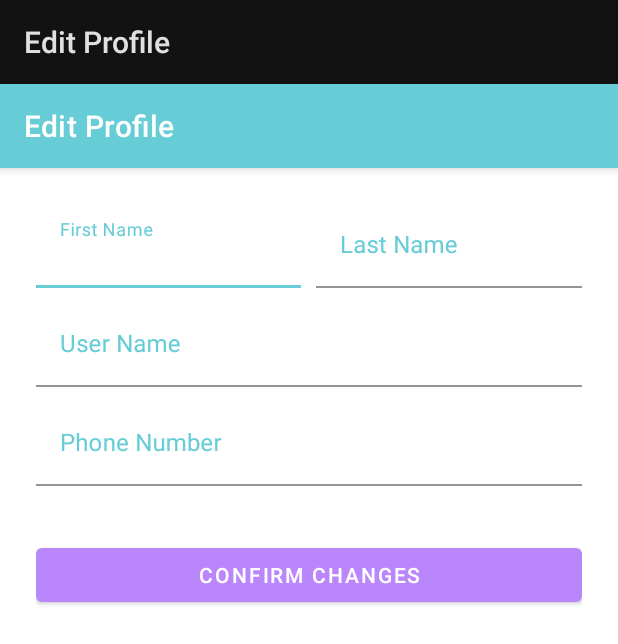
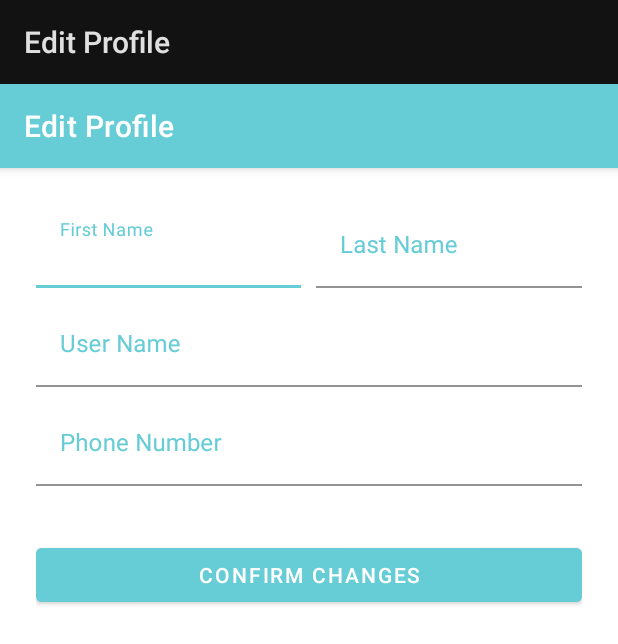
Before and after one commit to sharyar/ZoomWroom, an Android app: the EditUserProfileActivity screen opened directly, with no data from a screen before it, on a phone screen of 412 x 824 dp. Shown: the top 644 px of the screen. Run offline under Robolectric (Android 15) with nearby library versions, the phone set to English and light mode, and no system bars.

Commit message:
feat: implements required fields for editUserActivity

```diff
--- a/app/src/main/java/com/example/zoomwroom/EditUserProfileActivity.java
+++ b/app/src/main/java/com/example/zoomwroom/EditUserProfileActivity.java
@@ -3,6 +3,9 @@ package com.example.zoomwroom;
 import androidx.appcompat.app.ActionBar;
 import androidx.appcompat.app.AppCompatActivity;
 import android.os.Bundle;
+import android.widget.Button;
+
+import com.google.android.material.textfield.TextInputEditText;
 
 public class EditUserProfileActivity extends AppCompatActivity {
 
@@ -13,5 +16,14 @@ public class EditUserProfileActivity extends AppCompatActivity {
         ActionBar actionBar = getSupportActionBar();
         actionBar.setTitle("Edit Profile");
 
+
+        // Text Fields used within the activity
+        TextInputEditText firstNameEditText = findViewById(R.id.edit_user_first_name_editText);
+        TextInputEditText lastNameEditText = findViewById(R.id.edit_user_last_name_editText);
+        TextInputEditText userNameEditText = findViewById(R.id.edit_user_name_editText);
+        TextInputEditText phoneNumberEditText = findViewById(R.id.edit_user_phone_editText);
+        Button confirmChangesBtn = findViewById(R.id.edit_user_profile_confirm_btn);
+
+
     }
 }
--- a/app/src/main/res/layout/activity_edit_user_profile.xml
+++ b/app/src/main/res/layout/activity_edit_user_profile.xml
@@ -101,7 +101,8 @@
                 android:layout_width="match_parent"
                 android:layout_height="wrap_content"
                 android:text="Confirm Changes"
-                android:textColor="@color/colorWhite"/>
+                android:textColor="@color/colorWhite"
+                android:backgroundTint="@color/CyanBlueGreen"/>
 
         </LinearLayout>
 
```
